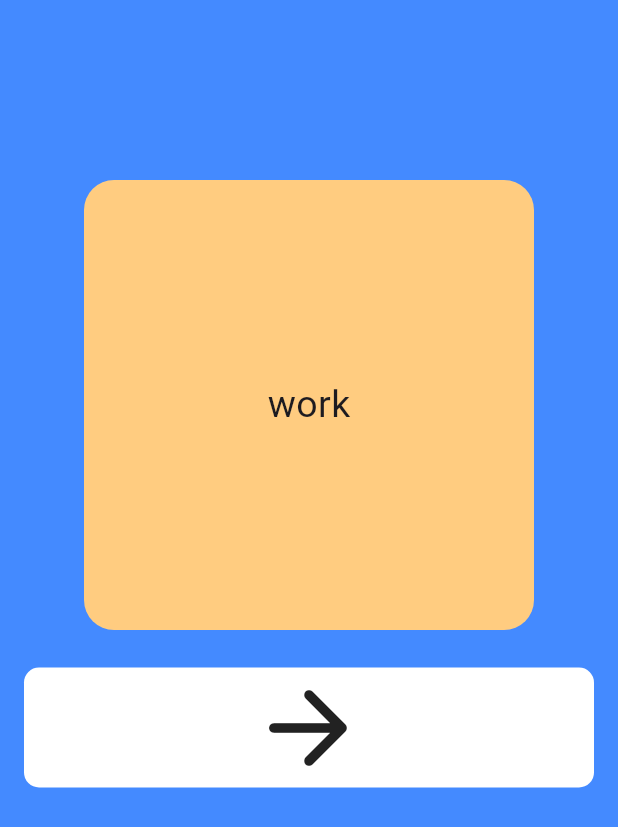
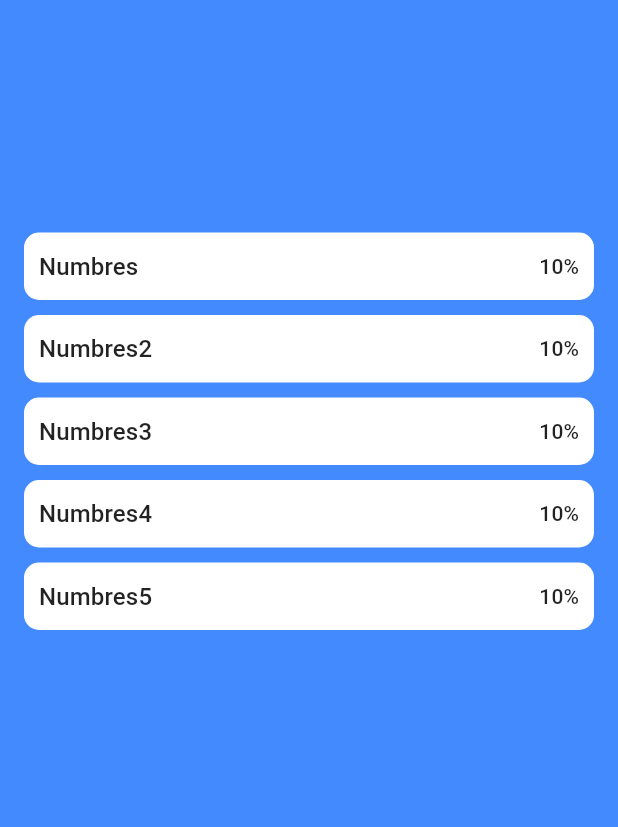
Before and after one commit to Lana-Dzuceva/learning_language_app, a Flutter app: the screen it shows after launch, after a tap on "Учить", on a phone screen of 412 x 824 dp. Shown: the top 827 px of the screen. Run offline on Flutter 3.47's test engine with Material 3 defaults, Android fonts, the phone set to English and light mode, and no system bars; drawn by our look-alikes of flip_card.

Commit message:
add models choose category screen

```diff
--- a/lib/main_screen.dart
+++ b/lib/main_screen.dart
@@ -1,7 +1,7 @@
 import 'package:flutter/material.dart';
 import 'package:language_learning_app/constants.dart';
+import 'package:language_learning_app/view/ChooseCategoryScreen.dart';
 
-import 'learning_words_screen.dart';
 
 class MainScreen extends StatefulWidget {
   const MainScreen({super.key});
@@ -21,7 +21,7 @@ class _MainScreenState extends State<MainScreen> {
             // Container(height: 100, width: 100, color: Colors.white, child: Text("Логотип"),),
             SizedBox(height: 300,),
             MenuButton(title: "Учить", onTap: (){
-              Navigator.push(context, MaterialPageRoute(builder: (context) => LearningWordsScreen(),));
+              Navigator.push(context, MaterialPageRoute(builder: (context) => ChooseCategoryScreen(),));
             }),
             MenuButton(title: "Проверить себя", onTap: (){}),
             MenuButton(title: "Все слова", onTap: (){}),
--- /dev/null
+++ b/lib/model/WordCategory.dart
@@ -0,0 +1,30 @@
+import 'package:language_learning_app/model/word.dart';
+import 'dart:convert';
+
+class WordCategory {
+  String title;
+  List<Word> items;
+  int totalProgress;
+
+  WordCategory({
+    required this.title,
+    required this.items,
+    required this.totalProgress,
+  });
+
+  factory WordCategory.fromRawJson(String str) => WordCategory.fromJson(json.decode(str));
+
+  String toRawJson() => json.encode(toJson());
+
+  factory WordCategory.fromJson(Map<String, dynamic> json) => WordCategory(
+    title: json["title"],
+    items: List<Word>.from(json["items"].map((x) => Word.fromJson(x))),
+    totalProgress: json["total_progress"],
+  );
+
+  Map<String, dynamic> toJson() => {
+    "title": title,
+    "items": List<dynamic>.from(items.map((x) => x.toJson())),
+    "total_progress": totalProgress,
+  };
+}
--- /dev/null
+++ b/lib/model/word.dart
@@ -0,0 +1,36 @@
+import 'dart:convert';
+
+class Word {
+  String english;
+  String russian;
+  int? countViews;
+  String? progress;
+  bool isLearned;
+
+  Word({
+    required this.english,
+    required this.russian,
+    required this.countViews,
+    required this.progress,
+    required this.isLearned,
+  });
+
+  factory Word.fromRawJson(String str) => Word.fromJson(json.decode(str));
+
+  String toRawJson() => json.encode(toJson());
+
+  factory Word.fromJson(Map<String, dynamic> json) => Word(
+        english: json["english"],
+        russian: json["russian"],
+        countViews: json["count_views"],
+        progress: json["progress"],
+        isLearned: json["isLearned"],
+      );
+
+  Map<String, dynamic> toJson() => {
+        "english": english,
+        "russian": russian,
+        "count_views": countViews,
+        "progress": progress,
+      };
+}
--- /dev/null
+++ b/lib/view/ChooseCategoryScreen.dart
@@ -0,0 +1,95 @@
+import 'package:flutter/material.dart';
+
+import 'package:flutter/material.dart';
+import 'package:language_learning_app/constants.dart';
+import 'package:language_learning_app/model/WordCategory.dart';
+import 'package:language_learning_app/view/temp.dart';
+
+import 'learning_words_screen.dart';
+
+class ChooseCategoryScreen extends StatefulWidget {
+  const ChooseCategoryScreen({super.key});
+
+  @override
+  State<ChooseCategoryScreen> createState() => _ChooseCategoryScreenState();
+}
+
+class _ChooseCategoryScreenState extends State<ChooseCategoryScreen> {
+  List<WordCategory> wordList = [
+    WordCategory(title: "Numbres", items: [], totalProgress: 10),
+    WordCategory(title: "Numbres2", items: [], totalProgress: 10),
+    WordCategory(title: "Numbres3", items: [], totalProgress: 10),
+    WordCategory(title: "Numbres4", items: [], totalProgress: 10),
+    WordCategory(title: "Numbres5", items: [], totalProgress: 10),
+  ];
+
+  @override
+  Widget build(BuildContext context) {
+    return Scaffold(
+      backgroundColor: backgroundColor,
+      body: SafeArea(
+          child: Padding(
+            padding: const EdgeInsets.only(top: 150.0),
+            child: ListView.builder(
+
+              itemCount: wordList.length,
+              itemBuilder: (context, i) {
+                return CategoryButton(
+                  title: wordList[i].title,
+                  onTap: () {
+                    Navigator.push(
+                        context,
+                        MaterialPageRoute(
+                          builder: (context) => LearningWordsScreen(wordCategory: wordList[i],),
+                        ));
+                  },
+              progress: wordList[i].totalProgress,
+            );
+                    },
+                  ),
+          )),
+    );
+  }
+}
+
+class CategoryButton extends StatelessWidget {
+  final String title;
+  final int progress;
+  final Function onTap;
+
+  const CategoryButton(
+      {super.key,
+      required this.title,
+      required this.onTap,
+      required this.progress});
+
+  @override
+  Widget build(BuildContext context) {
+    return MaterialButton(
+      onPressed: () {
+        onTap();
+      },
+      child: Container(
+        margin: EdgeInsets.symmetric(vertical: 5),
+        padding: EdgeInsets.symmetric(horizontal: 10),
+        height: 45,
+        alignment: Alignment.center,
+        width: double.infinity,
+        decoration: BoxDecoration(
+          color: Colors.white,
+          borderRadius: BorderRadius.circular(10),
+        ),
+        child: Row(
+          mainAxisAlignment: MainAxisAlignment.spaceBetween,
+          children: [
+            Text(title, style: TextStyle(fontSize: 16)),
+            Text(
+              "$progress%",
+              // style: TextStyle(fontSize: 16, fontFamily: "Italy"),
+            ),
+          ],
+        ),
+      ),
+    );
+  }
+}
--- a/lib/learning_words_screen.dart
+++ b/lib/view/learning_words_screen.dart
@@ -1,9 +1,13 @@
 import 'package:flip_card/flip_card.dart';
+import 'package:flutter/cupertino.dart';
 import 'package:flutter/material.dart';
 import 'package:language_learning_app/constants.dart';
 
+import '../model/WordCategory.dart';
+
 class LearningWordsScreen extends StatefulWidget {
-  const LearningWordsScreen({super.key});
+  WordCategory wordCategory;
+  LearningWordsScreen({required this.wordCategory, super.key});
 
   @override
   State<LearningWordsScreen> createState() => _LearningWordsScreenState();
@@ -23,9 +27,13 @@ class _LearningWordsScreenState extends State<LearningWordsScreen> {
           child: Column(
             children: [
               SizedBox(height: 100),
-              FlipCard(
-                front: CardSide(text: "work"),
-                back: CardSide(text: "работа"),
+              Stack(
+                children: [
+                  FlipCard(
+                    front: CardSide(text: "work"),
+                    back: CardSide(text: "работа"),
+                  ),
+                ],
               ),
               MaterialButton(
                 onPressed: () {  },
--- a/pubspec.yaml
+++ b/pubspec.yaml
@@ -36,6 +36,8 @@ dependencies:
   # Use with the CupertinoIcons class for iOS style icons.
   cupertino_icons: ^1.0.2
   flip_card: ^0.7.0
+  flutter_swipable: ^1.2.1
+
 dev_dependencies:
   flutter_test:
     sdk: flutter
```
Also changed, not shown: lib/main.dart (+0 -16 lines), pubspec.lock.
